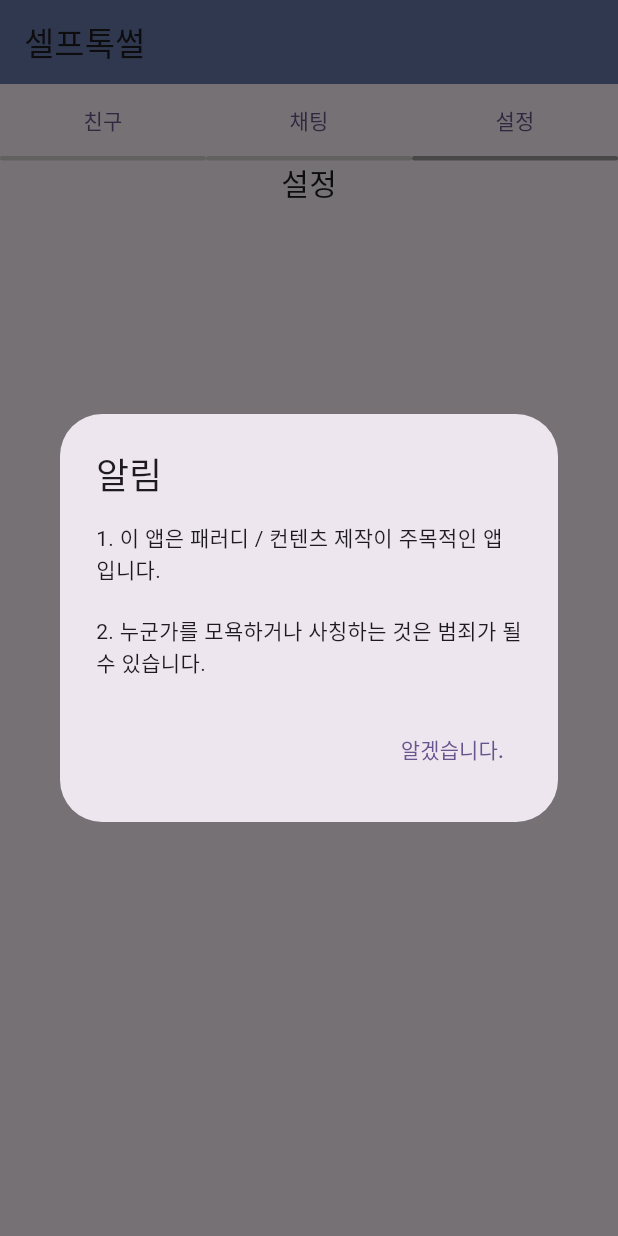
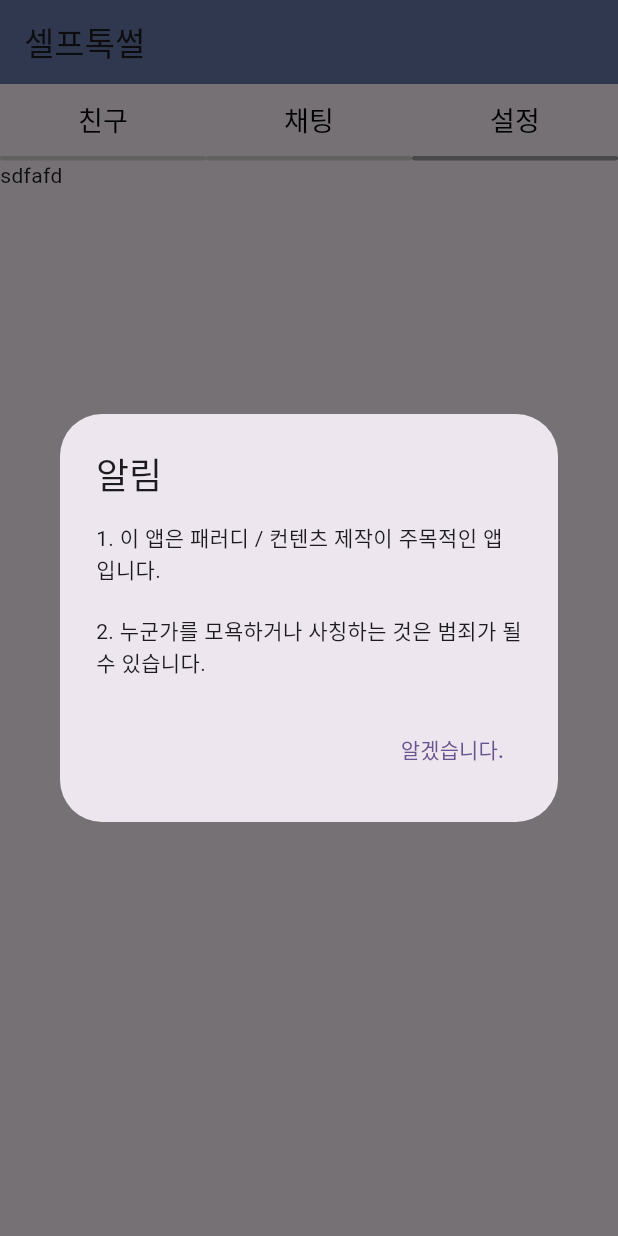
Before and after one commit to mmol93/flutter_self_talk, a Flutter app: the screen it shows after launch, swiped to page 3, on a phone screen of 412 x 824 dp. Run offline on Flutter 3.47's test engine with Material 3 defaults, Android fonts, the light colour scheme and no system bars; drawn by our look-alikes of smooth_page_indicator; our stand-ins replace google_fonts.

```diff
--- a/lib/screens/home/main.dart
+++ b/lib/screens/home/main.dart
@@ -1,9 +1,9 @@
 import 'package:flutter/material.dart';
 import 'package:google_fonts/google_fonts.dart';
-import 'package:self_talk/assets/strings.dart';
 import 'package:self_talk/screens/chat/chat_list_screen.dart';
 import 'package:self_talk/screens/home/friend_screen.dart';
 import 'package:smooth_page_indicator/smooth_page_indicator.dart';
+import '../../assets/strings.dart';
 import '../../colors/default.dart';
 import '../../widgets/common/dialog.dart';
 
@@ -71,7 +71,10 @@ class _MyHomePageState extends State<MyHomePage> {
         style: ButtonStyle(
           overlayColor: MaterialStateProperty.all(Colors.transparent),
         ),
-        child: Text(viewPagerTitle),
+        child: Text(
+          viewPagerTitle,
+          style: const TextStyle(fontSize: 18, color: Colors.black),
+        ),
         onPressed: () {
           _updateBarIndicator(tabButtonIndex);
         },
@@ -112,16 +115,17 @@ class _MyHomePageState extends State<MyHomePage> {
           Expanded(
             child: PageView(
               controller: _pageController,
-              children: pageList.map((page) {
-                return Column(
-                  children: [
-                    Text(
-                      page,
-                      style: TextStyle(fontSize: 20),
-                    )
-                  ],
-                );
-              }).toList(),
+              children: const [
+                Expanded(
+                  child: FriendScreen(),
+                ),
+                Expanded(
+                  child: ChatListScreen(),
+                ),
+                Expanded(
+                  child: Text("sdfafd"),
+                ),
+              ],
             ),
           ),
         ],
```
